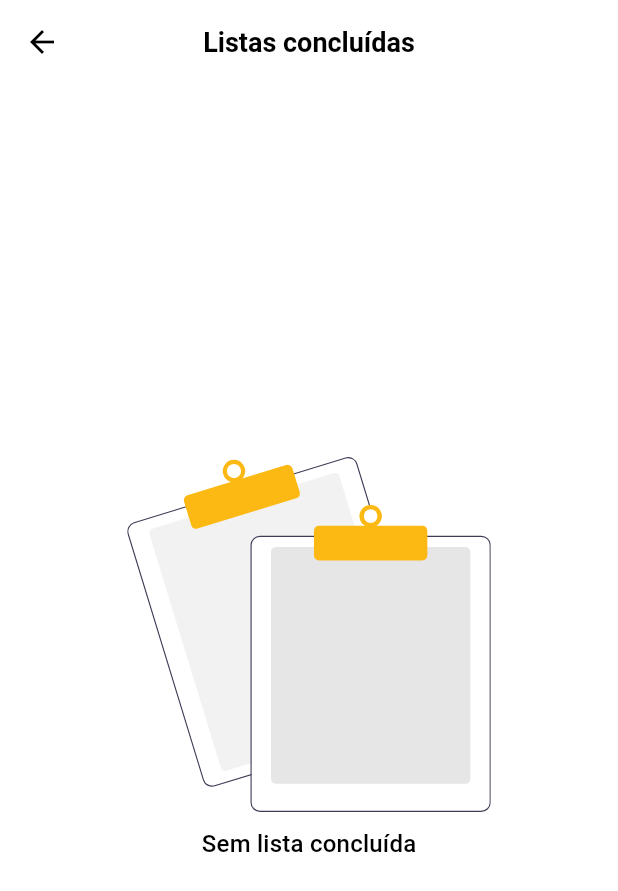
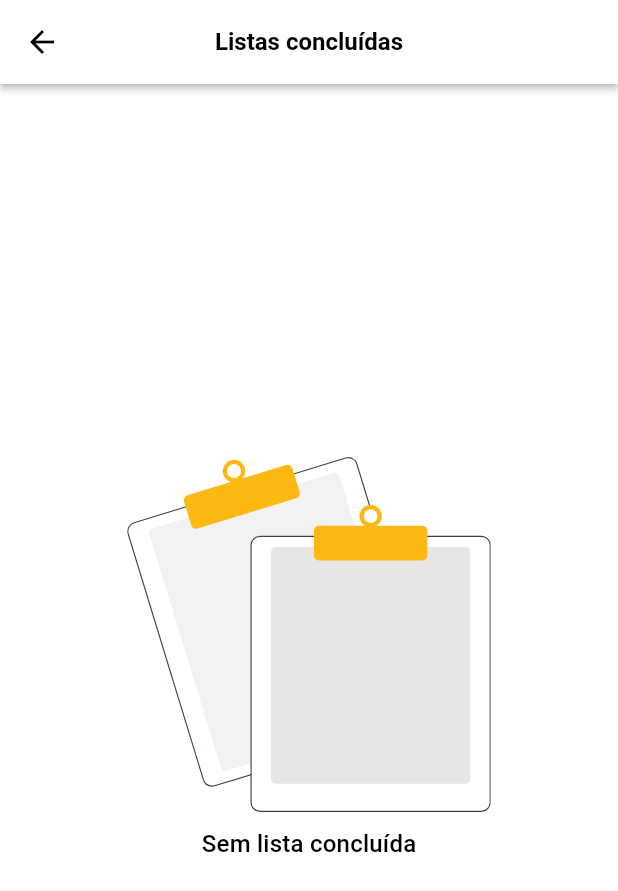
Before and after one commit to gquende/sumbalist, a Flutter app: the DrawerWidget widget shown alone on an empty page, opened directly, after a tap on "Listas concluídas", on a phone screen of 412 x 824 dp. Shown: the top 891 px of the screen. Run offline on Flutter 3.47's test engine with Material 3 defaults, Android fonts, the phone set to English and light mode, and no system bars; our stand-ins replace country_picker, dio, email_validator, firebase_auth, firebase_core, firebase_database and 8 more; missing offline and left inert: currency_formatter, currency_picker; accounts and stored records are empty; network calls fail; project files that could hold a hidden picture were left out.

Commit message:
🐛 Get Completed List
Get Completed List

```diff
--- a/analysis_options.yaml
+++ b/analysis_options.yaml
@@ -14,7 +14,7 @@ analyzer:
   exclude:
     - "**/*.g.dart"
   errors:
-
+    avoid_print: error
     unused_import: error
 
 
--- /dev/null
+++ b/lib/controllers/currency_controller.dart
@@ -0,0 +1,11 @@
+import 'package:currency_picker/src/currency.dart';
+import 'package:flutter/cupertino.dart';
+
+import '../utils/currency.dart';
+
+class CurrencyController extends ChangeNotifier {
+  void updateCurrency(Currency currency) {
+    AppCurrencyFormat.updateCurrency(currency);
+    notifyListeners();
+  }
+}
--- a/lib/controllers/login_controller.dart
+++ b/lib/controllers/login_controller.dart
@@ -131,5 +131,6 @@ class LoginController extends GetxController {
     } catch (error) {
       debugPrint(error.toString());
     }
+    return null;
   }
 }
--- a/lib/controllers/shopping_list_controller.dart
+++ b/lib/controllers/shopping_list_controller.dart
@@ -1,3 +1,4 @@
+import 'package:flutter/foundation.dart';
 import 'package:flutter/material.dart';
 import 'package:get/get.dart';
 import 'package:sumbalist/services/firebase_service.dart';
@@ -94,7 +95,7 @@ class ShoppingListController extends ChangeNotifier {
     try {
       isLoading.value = true;
       allShoppingList.value = await repository.getAllList(statusUUID: status);
-      print("DATA:: ${allShoppingList.value}");
+
       isLoading.value = false;
     } catch (error) {
       isLoading.value = false;
@@ -112,14 +113,17 @@ class ShoppingListController extends ChangeNotifier {
     try {
       isLoading.value = true;
       var data = await repository.getAllList(statusUUID: status);
-      print("Get by satus");
+
+      if (kDebugMode) {
+        print("Get by satus");
+      }
       isLoading.value = false;
 
       return data;
     } catch (error) {
       isLoading.value = false;
       debugPrint(
-          "ShoppinglistController:: getShoppingList::ERROR : ${error.toString()}");
+          "ShoppinglistController:: getShoppingList::ERROR: ${error.toString()}");
     }
 
     isLoading.value = false;
@@ -144,10 +148,12 @@ class ShoppingListController extends ChangeNotifier {
     try {
       isLoading.value = true;
       var value = await itemRepository.insertItem(item);
+
       isLoading.value = false;
       resetData();
 
       if (value != null && value != 0) {
+        devLog("Entreiii");
         await getAllShoppingListNotCompleted(status: "not completed");
         notifyListeners();
         FirebaseService.addItemShoppingList(item.toMap());
@@ -242,6 +248,7 @@ class ShoppingListController extends ChangeNotifier {
       var value = await repository.update(list);
       await getAllShoppingListNotCompleted(status: "not completed");
       notifyListeners();
+
       FirebaseService.updateShoppingList(list.toMap());
       return value;
     } catch (error) {
--- a/lib/core/error/errorLog.dart
+++ b/lib/core/error/errorLog.dart
@@ -1,4 +1,5 @@
 import 'package:flutter/cupertino.dart';
+import 'package:flutter/foundation.dart';
 
 void errorLog(Object error, StackTrace stackTrace) {
   final frames = stackTrace.toString().split("\n");
@@ -6,3 +7,9 @@ void errorLog(Object error, StackTrace stackTrace) {
   debugPrint(
       "${frame.substring(0, frame.indexOf("(") - 1)}:: ${error.toString()}");
 }
+
+void devLog(Object log) {
+  if (kDebugMode) {
+    print(log);
+  }
+}
--- a/lib/main.dart
+++ b/lib/main.dart
@@ -2,6 +2,7 @@ import 'package:flutter/material.dart';
 import 'package:get/get.dart';
 import 'package:get_it/get_it.dart';
 import 'package:provider/provider.dart';
+import 'package:sumbalist/controllers/currency_controller.dart';
 import 'package:sumbalist/pages/home/home.dart';
 import 'package:sumbalist/pages/login.dart';
 import 'package:sumbalist/pages/onboarding.dart';
@@ -37,6 +38,7 @@ class App extends StatelessWidget {
             create: (_) => ShoppingListController(
                 GetIt.instance.get<ShoppingListRepository>(),
                 GetIt.instance.get<ShoppingListItemRepository>())),
+        ChangeNotifierProvider(create: (_) => CurrencyController())
       ],
       child: Obx(() => GetMaterialApp(
             debugShowCheckedModeBanner: false,
--- a/lib/pages/home/components/drawer_widget.dart
+++ b/lib/pages/home/components/drawer_widget.dart
@@ -1,14 +1,14 @@
 import 'dart:developer';
-
 import 'package:currency_picker/currency_picker.dart';
+import 'package:flutter/foundation.dart';
 import 'package:flutter/material.dart';
 import 'package:get/get.dart';
 import 'package:lite_rolling_switch/lite_rolling_switch.dart';
-
+import 'package:provider/provider.dart';
+import 'package:sumbalist/controllers/currency_controller.dart';
 import 'package:sumbalist/utils/assets_utils.dart';
 import 'package:sumbalist/utils/currency.dart';
 import 'package:url_launcher/url_launcher.dart';
-
 import '../../../utils/theme/theme.dart';
 import '../../shoppinglist/completed_list.dart';
 
@@ -20,6 +20,16 @@ class DrawerWidget extends StatefulWidget {
 }
 
 class _DrawerWidgetState extends State<DrawerWidget> {
+  late CurrencyController currencyController;
+
+  @override
+  void initState() {
+    // TODO: implement initState
+
+    currencyController = context.read<CurrencyController>();
+    super.initState();
+  }
+
   @override
   Widget build(BuildContext context) {
     var size = MediaQuery.of(context).size;
@@ -47,7 +57,15 @@ class _DrawerWidgetState extends State<DrawerWidget> {
                   }),
                 ),
                 const SizedBox(
-                  height: 100,
+                  height: 60,
+                ),
+                Divider(
+                  height: 10,
+                  thickness: 1,
+                  color: Theme.of(context).colorScheme.secondaryContainer,
+                ),
+                const SizedBox(
+                  height: 40,
                 ),
                 GestureDetector(
                   onTap: () {
@@ -61,14 +79,9 @@ class _DrawerWidgetState extends State<DrawerWidget> {
                           AppCurrencyFormat.currency!.code.toLowerCase()
                         ],
                         onSelect: (Currency currency) {
-                          AppCurrencyFormat.updateCurrency(currency);
-
-                          setState(() {});
+                          currencyController.updateCurrency(currency);
                         },
                         searchHint: "Procurar");
-
-                    // Navigator.of(context).push(MaterialPageRoute(
-                    //     builder: (builder) => const CurrencyPage()));
                   },
                   child: Container(
                     width: size.width,
@@ -156,7 +169,9 @@ class _DrawerWidgetState extends State<DrawerWidget> {
                             textSize: 10.0,
                             onChanged: (bool state) {
                               //Use it to manage the different states
-                              print('Current State of SWITCH IS: $state');
+                              if (kDebugMode) {
+                                print('Current State of SWITCH IS: $state');
+                              }
                             },
                             onTap: () {
                               AppTheme.setDarkMode(!AppTheme.isDarkMode.value);
--- a/lib/pages/home/home.dart
+++ b/lib/pages/home/home.dart
@@ -71,6 +71,8 @@ class _HomeState extends State<Home> {
           ),
         ],
         elevation: 3,
+        surfaceTintColor: Theme.of(context).scaffoldBackgroundColor,
+        shadowColor: Colors.black,
       ),
       body: SingleChildScrollView(
         child: setPage(_currentIndex),
--- a/lib/pages/shoppinglist/completed_list.dart
+++ b/lib/pages/shoppinglist/completed_list.dart
@@ -11,7 +11,6 @@ class CompletedShoppingList extends StatefulWidget {
 
   @override
   State<CompletedShoppingList> createState() => _CompletedShoppingListState();
-
 }
 
 class _CompletedShoppingListState extends State<CompletedShoppingList> {
@@ -24,15 +23,21 @@ class _CompletedShoppingListState extends State<CompletedShoppingList> {
     var size = MediaQuery.of(context).size;
     return Scaffold(
         appBar: AppBar(
-          backgroundColor: Theme.of(context).colorScheme.primaryContainer,
-          title: const Text("Listas concluídas"),
+          backgroundColor: Theme.of(context).scaffoldBackgroundColor,
+          title: const Text(
+            "Listas concluídas",
+            style: TextStyle(fontSize: 16),
+          ),
           centerTitle: true,
+          elevation: 2,
+          surfaceTintColor: Theme.of(context).scaffoldBackgroundColor,
+          shadowColor: Colors.black,
         ),
         body: Container(
             width: size.width,
             height: size.height,
             child: FutureBuilder(
-                future: controller.getAllShoppingList(status: ' completed'),
+                future: controller.getAllShoppingList(status: 'completed'),
                 builder: (ctx, snap) {
                   if (!snap.hasData && controller.isLoading.value == true) {
                     return SizedBox(
@@ -74,7 +79,8 @@ class _CompletedShoppingListState extends State<CompletedShoppingList> {
                       children: List.generate(
                           data.length,
                           (index) => Padding(
-                                padding: const EdgeInsets.only(bottom: 16.0),
+                                padding: const EdgeInsets.only(
+                                    top: 16.0, left: 8, right: 8),
                                 child: ShoppingListCard(data[index]),
                               )),
                     ),
--- a/lib/pages/shoppinglist/components/shoppinglist_card.dart
+++ b/lib/pages/shoppinglist/components/shoppinglist_card.dart
@@ -1,7 +1,9 @@
 import 'package:flutter/material.dart';
 import 'package:get_it/get_it.dart';
+import 'package:provider/provider.dart';
 import 'package:sumbalist/mocks/shopping_list_category_mock.dart';
 
+import '../../../controllers/currency_controller.dart';
 import '../../../controllers/shopping_list_controller.dart';
 import '../../../models/shopping_list.dart';
 import '../../../utils/constants/app_colors.dart';
@@ -19,6 +21,7 @@ class ShoppingListCard extends StatelessWidget {
   Widget build(BuildContext context) {
     var size = MediaQuery.of(context).size;
 
+    context.watch<CurrencyController>();
     return GestureDetector(
       onTap: () {
         Navigator.of(context).push(MaterialPageRoute(
--- a/lib/pages/shoppinglist/shopping_list_details.dart
+++ b/lib/pages/shoppinglist/shopping_list_details.dart
@@ -448,7 +448,6 @@ class _ShoplistDetailsState extends State<ShoplistDetails> {
                 value: item.isDone,
                 onChanged: (value) {
                   item.isDone = value!;
-
                   controller.updateItem(item).then((value) {
                     setState(() {
                       _reorderItem(index);
--- a/lib/pages/shoppinglist/shopping_list_view.dart
+++ b/lib/pages/shoppinglist/shopping_list_view.dart
@@ -2,11 +2,9 @@ import 'package:flutter/material.dart';
 import 'package:flutter_svg/flutter_svg.dart';
 import 'package:get/get.dart';
 import 'package:get_it/get_it.dart';
-
 import '../../controllers/shopping_list_controller.dart';
 import 'components/shoppinglist_card.dart';
 import '../../utils/constants/files.dart';
-import 'components/shoppinglist_card.dart';
 
 class ShoppingListView extends StatefulWidget {
   const ShoppingListView({super.key});
--- a/lib/repository/shopping_list_repository.dart
+++ b/lib/repository/shopping_list_repository.dart
@@ -19,7 +19,7 @@ class ShoppingListRepository {
       var list = <ShoppingList>[];
       var result;
 
-      print("ESTADO:: $statusUUID::");
+      devLog("ESTADO:: $statusUUID::");
       if (statusUUID.isEmpty) {
         result =
             await this._appDatabase.db?.rawQuery("SELECT * from ${_table}");
@@ -30,14 +30,14 @@ class ShoppingListRepository {
         // result =
         //     await this._appDatabase.db?.rawQuery("SELECT * from ${_table}");
 
-        print("TODOS OSD DADOS:: $result");
+        devLog("TODOS OSD DADOS:: $result");
       }
 
       if (result != null) {
         for (var i = 0; i < result.length; i++) {
           var shopingList = ShoppingList.fromMap(result[i]);
 
-          print("LIST SHOP :: ${shopingList.name}");
+          devLog("LIST SHOP :: ${shopingList.name}");
           shopingList.items =
               await itemRepository?.getAllItemList(shopingList.uuid);
 
@@ -87,16 +87,16 @@ class ShoppingListRepository {
   Future<bool> update(ShoppingList item) async {
     try {
       var query =
-          "UPDATE $_table SET  name = '${item.name}', categoryUUID ='${item.categoryUUID}' , statusUUID =' ${item.statusUUID}', total = ${item.total}, updated_at = '${item.updated_at}' WHERE uuid='${item.uuid}'";
+          "UPDATE $_table SET  name = '${item.name}', categoryUUID ='${item.categoryUUID}' , statusUUID ='${item.statusUUID}', total = ${item.total}, updated_at = '${item.updated_at}' WHERE uuid='${item.uuid}'";
 
-      print("STATTUS itme:: ${item.statusUUID}");
+      devLog("STATTUS itme:: ${item.statusUUID}");
       var result = await this._appDatabase.db?.rawQuery(query);
 
       if (result != null) {
         return result == 1;
       }
     } catch (error, stackTrace) {
-      print("Error");
+      devLog("Error");
       errorLog(error, stackTrace);
     }
 
```
Also changed, not shown: lib/pages/shoppinglist/components/add_item.dart (+4 -4 lines), lib/services/firebase_service.dart (+6 -4 lines), lib/services/location_service.dart (+8 -6 lines), 1 other file.
